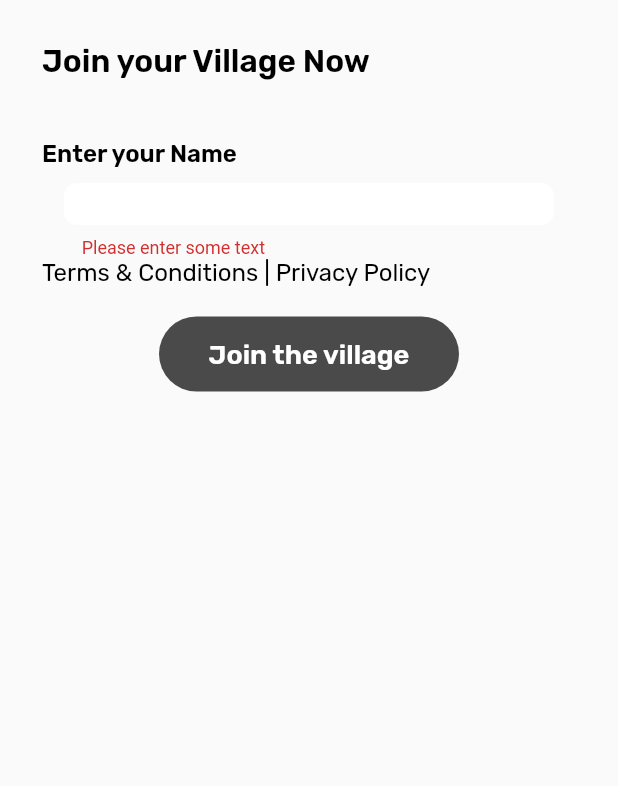
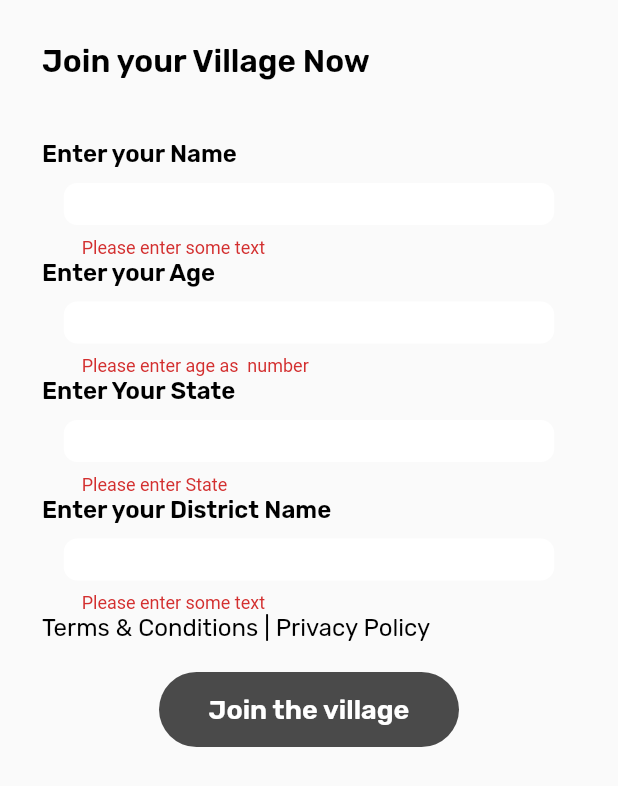
Before and after one commit to suriyarichard/farmfield, a Flutter app: the RegisterScreen widget shown alone on an empty page, opened directly, after a tap on "Join the village", on a phone screen of 412 x 824 dp. Shown: the top 786 px of the screen. Run offline on Flutter 3.47's test engine with Material 2 defaults, Android fonts, the light colour scheme and no system bars; our stand-ins replace cloud_firestore, country_picker, firebase_auth, firebase_core, firebase_messaging, firebase_storage and 7 more; missing offline and left inert: d_chart; accounts and stored records are empty; network calls fail.

Commit message:
register screen changes

```diff
--- a/lib/widgets/auth/login/registerScreen.dart
+++ b/lib/widgets/auth/login/registerScreen.dart
@@ -19,6 +19,8 @@ class _RegisterScreenState extends State<RegisterScreen> {
   final GlobalKey<FormState> _formKey = GlobalKey<FormState>();
   TextEditingController namecontroller = TextEditingController();
   TextEditingController agecontroller = TextEditingController();
+  TextEditingController statecontroller = TextEditingController();
+  TextEditingController districtcontroller = TextEditingController();
 
   @override
   Widget build(BuildContext context) {
@@ -88,6 +90,105 @@ class _RegisterScreenState extends State<RegisterScreen> {
                                   borderSide: BorderSide.none,
                                 )),
                           ),
+                          Align(
+                            alignment: Alignment.topLeft,
+                            child: Text(
+                              "Enter your Age",
+                              style: GoogleFonts.rubik(
+                                  fontWeight: FontWeight.w600,
+                                  fontSize: 16,
+                                  color: Colors.black),
+                            ),
+                          ),
+                          const SizedBox(
+                            height: 10,
+                          ),
+                          TextFormField(
+                            controller: agecontroller,
+                            validator: (value) {
+                              if (value == null || value.isEmpty) {
+                                return 'Please enter age as  number';
+                              }
+                              return null;
+                            },
+                            decoration: InputDecoration(
+                                filled: true,
+                                fillColor: Colors.white,
+                                constraints: const BoxConstraints(
+                                  maxHeight: 50,
+                                  maxWidth: 327,
+                                ),
+                                border: OutlineInputBorder(
+                                  borderRadius: BorderRadius.circular(9),
+                                  borderSide: BorderSide.none,
+                                )),
+                          ),
+                          Align(
+                            alignment: Alignment.topLeft,
+                            child: Text(
+                              "Enter Your State",
+                              style: GoogleFonts.rubik(
+                                  fontWeight: FontWeight.w600,
+                                  fontSize: 16,
+                                  color: Colors.black),
+                            ),
+                          ),
+                          const SizedBox(
+                            height: 10,
+                          ),
+                          TextFormField(
+                            controller: statecontroller,
+                            validator: (value) {
+                              if (value == null || value.isEmpty) {
+                                return 'Please enter State ';
+                              }
+                              return null;
+                            },
+                            decoration: InputDecoration(
+                                filled: true,
+                                fillColor: Colors.white,
+                                constraints: const BoxConstraints(
+                                  maxHeight: 50,
+                                  maxWidth: 327,
+                                ),
+                                border: OutlineInputBorder(
+                                  borderRadius: BorderRadius.circular(9),
+                                  borderSide: BorderSide.none,
+                                )),
+                          ),
+                          Align(
+                            alignment: Alignment.topLeft,
+                            child: Text(
+                              "Enter your District Name",
+                              style: GoogleFonts.rubik(
+                                  fontWeight: FontWeight.w600,
+                                  fontSize: 16,
+                                  color: Colors.black),
+                            ),
+                          ),
+                          const SizedBox(
+                            height: 10,
+                          ),
+                          TextFormField(
+                            controller: districtcontroller,
+                            validator: (value) {
+                              if (value == null || value.isEmpty) {
+                                return 'Please enter some text';
+                              }
+                              return null;
+                            },
+                            decoration: InputDecoration(
+                                filled: true,
+                                fillColor: Colors.white,
+                                constraints: const BoxConstraints(
+                                  maxHeight: 50,
+                                  maxWidth: 327,
+                                ),
+                                border: OutlineInputBorder(
+                                  borderRadius: BorderRadius.circular(9),
+                                  borderSide: BorderSide.none,
+                                )),
+                          ),
 
                           Align(
                             alignment: Alignment.topLeft,
@@ -114,6 +215,8 @@ class _RegisterScreenState extends State<RegisterScreen> {
                                   registerUser = {
                                     "name": namecontroller.text,
                                     "age": agecontroller.text,
+                                    "state": statecontroller.text,
+                                    "district": districtcontroller.text,
                                     "createdAt": DateTime.now(),
                                     'crop': []
                                   },
--- a/lib/widgets/crop/addcrops.dart
+++ b/lib/widgets/crop/addcrops.dart
@@ -141,7 +141,7 @@ class _AddCropState extends State<AddCrop> {
                           "createdAt": DateTime.now(),
                           'uid': FirebaseAuth.instance.currentUser?.uid,
                           'timeline': [],
-                          'img': '',
+                          'img': 'https://upload.wikimedia.org/wikipedia/commons/9/9d/Tomato.png',
 
                           // "eventname": nameevent.text,
                           // "amount": amount.text,
```
